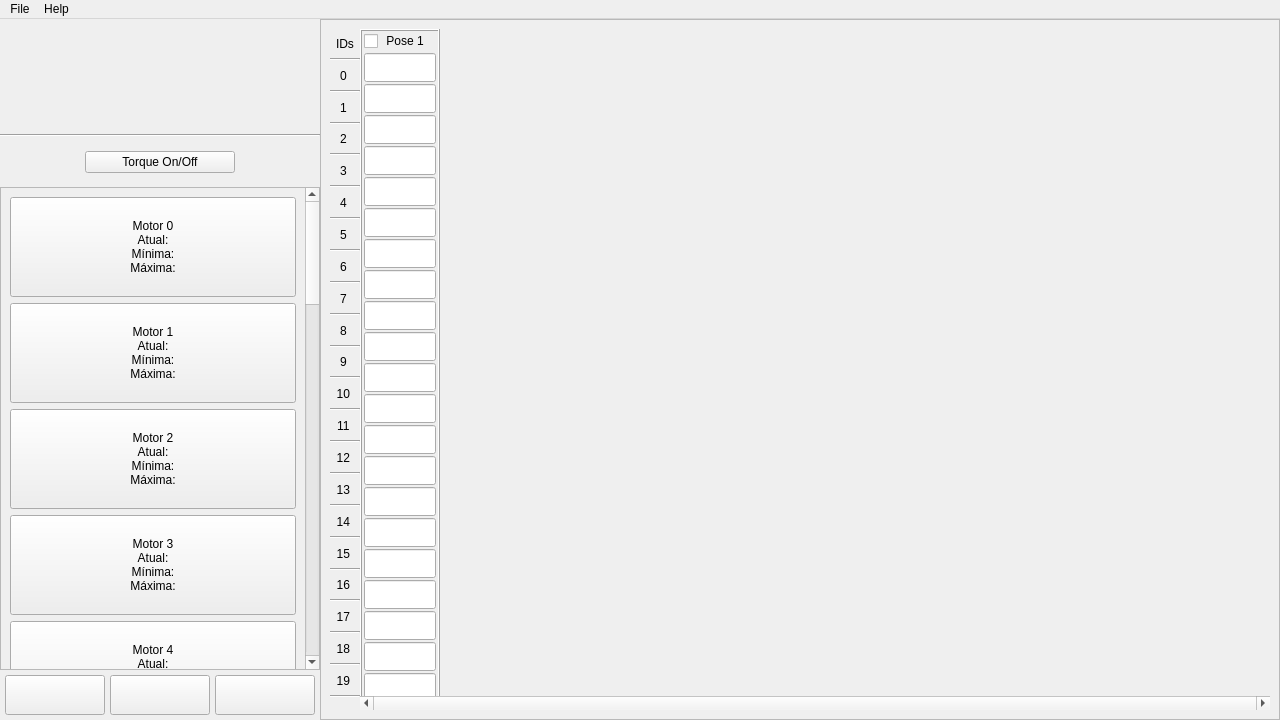
edromufu/edromufu, file src/movement_bioloid/movement_pages/ui/pages.ui: the form before one commit.
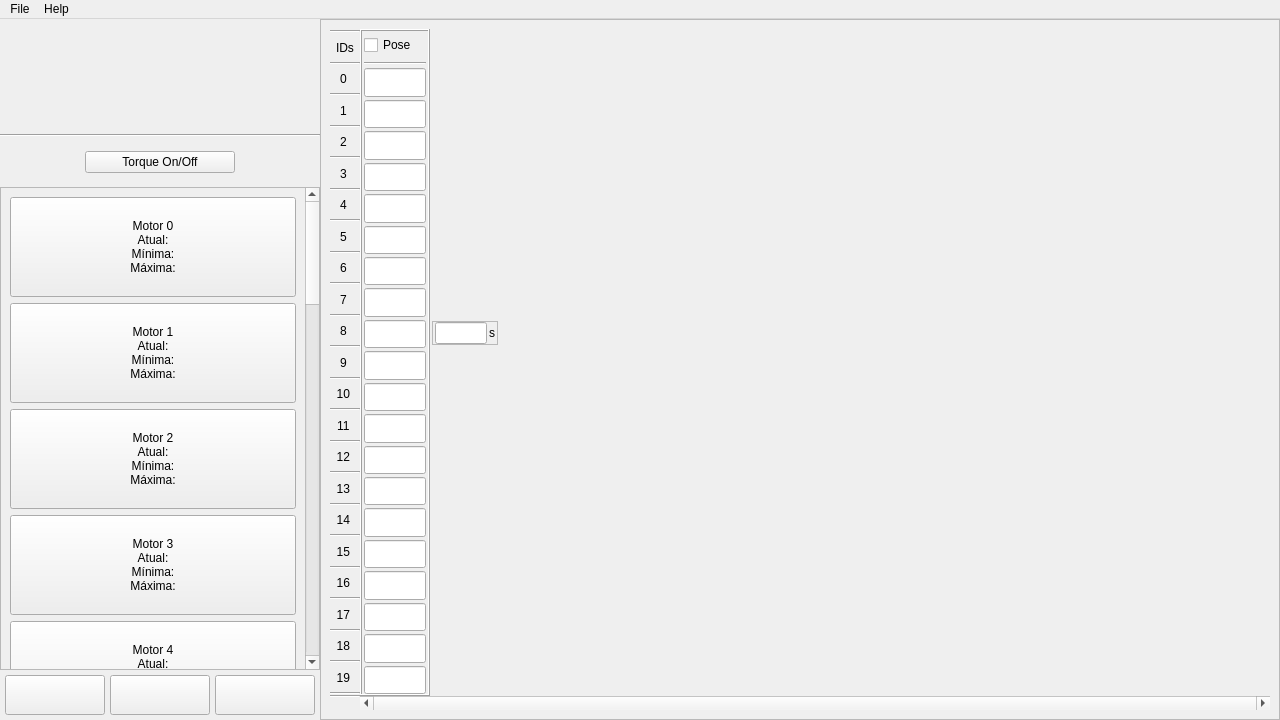
The form after the commit. Icons and pictures are not drawn.

```diff
--- a/src/movement_bioloid/movement_pages/ui/pages.ui
+++ b/src/movement_bioloid/movement_pages/ui/pages.ui
@@ -10,6 +10,18 @@
     <height>720</height>
    </rect>
   </property>
+  <property name="minimumSize">
+   <size>
+    <width>1280</width>
+    <height>720</height>
+   </size>
+  </property>
+  <property name="maximumSize">
+   <size>
+    <width>1280</width>
+    <height>720</height>
+   </size>
+  </property>
   <property name="windowTitle">
    <string>MainWindow</string>
   </property>
@@ -916,7 +928,7 @@
               <number>0</number>
              </property>
              <property name="topMargin">
-              <number>0</number>
+              <number>1</number>
              </property>
              <property name="rightMargin">
               <number>0</number>
@@ -924,8 +936,27 @@
              <property name="bottomMargin">
               <number>0</number>
              </property>
+             <item>
+              <widget class="Line" name="line_24">
+               <property name="orientation">
+                <enum>Qt::Horizontal</enum>
+               </property>
+              </widget>
+             </item>
              <item>
               <widget class="QLabel" name="label_2">
+               <property name="minimumSize">
+                <size>
+                 <width>10</width>
+                 <height>10</height>
+                </size>
+               </property>
+               <property name="maximumSize">
+                <size>
+                 <width>50</width>
+                 <height>50</height>
+                </size>
+               </property>
                <property name="text">
                 <string>IDs</string>
                </property>
@@ -943,6 +974,18 @@
              </item>
              <item>
               <widget class="QLabel" name="label_3">
+               <property name="minimumSize">
+                <size>
+                 <width>10</width>
+                 <height>10</height>
+                </size>
+               </property>
+               <property name="maximumSize">
+                <size>
+                 <width>50</width>
+                 <height>50</height>
+                </size>
+               </property>
                <property name="text">
                 <string>0 </string>
                </property>
@@ -960,6 +1003,18 @@
              </item>
              <item>
               <widget class="QLabel" name="label_5">
+               <property name="minimumSize">
+                <size>
+                 <width>10</width>
+                 <height>10</height>
+                </size>
+               </property>
+               <property name="maximumSize">
+                <size>
+                 <width>50</width>
+                 <height>50</height>
+                </size>
+               </property>
                <property name="text">
                 <string>1 </string>
                </property>
@@ -977,6 +1032,18 @@
              </item>
              <item>
               <widget class="QLabel" name="label_4">
+               <property name="minimumSize">
+                <size>
+                 <width>10</width>
+                 <height>10</height>
+                </size>
+               </property>
+               <property name="maximumSize">
+                <size>
+                 <width>50</width>
+                 <height>50</height>
+                </size>
+               </property>
                <property name="text">
                 <string>2 </string>
                </property>
@@ -994,6 +1061,18 @@
              </item>
              <item>
               <widget class="QLabel" name="label_83">
+               <property name="minimumSize">
+                <size>
+                 <width>10</width>
+                 <height>10</height>
+                </size>
+               </property>
+               <property name="maximumSize">
+                <size>
+                 <width>50</width>
+                 <height>50</height>
+                </size>
+               </property>
                <property name="text">
                 <string>3 </string>
                </property>
@@ -1011,6 +1090,18 @@
              </item>
              <item>
               <widget class="QLabel" name="label_82">
+               <property name="minimumSize">
+                <size>
+                 <width>10</width>
+                 <height>10</height>
+                </size>
+               </property>
+               <property name="maximumSize">
+                <size>
+                 <width>50</width>
+                 <height>50</height>
+                </size>
+               </property>
                <property name="text">
                 <string>4 </string>
                </property>
@@ -1028,6 +1119,18 @@
              </item>
              <item>
               <widget class="QLabel" name="label_85">
+               <property name="minimumSize">
+                <size>
+                 <width>10</width>
+                 <height>10</height>
+                </size>
+               </property>
+               <property name="maximumSize">
+                <size>
+                 <width>50</width>
+                 <height>50</height>
+                </size>
+               </property>
                <property name="text">
                 <string>5 </string>
                </property>
@@ -1045,6 +1148,18 @@
              </item>
              <item>
               <widget class="QLabel" name="label_84">
+               <property name="minimumSize">
+                <size>
+                 <width>10</width>
+                 <height>10</height>
+                </size>
+               </property>
+               <property name="maximumSize">
+                <size>
+                 <width>50</width>
+                 <height>50</height>
+                </size>
+               </property>
                <property name="text">
                 <string>6 </string>
                </property>
@@ -1062,6 +1177,18 @@
              </item>
              <item>
               <widget class="QLabel" name="label_98">
+               <property name="minimumSize">
+                <size>
+                 <width>10</width>
+                 <height>10</height>
+                </size>
+               </property>
+               <property name="maximumSize">
+                <size>
+                 <width>50</width>
+                 <height>50</height>
+                </size>
+               </property>
                <property name="text">
                 <string>7 </string>
                </property>
@@ -1079,6 +1206,18 @@
              </item>
              <item>
               <widget class="QLabel" name="label_89">
+               <property name="minimumSize">
+                <size>
+                 <width>10</width>
+                 <height>10</height>
+                </size>
+               </property>
+               <property name="maximumSize">
+                <size>
+                 <width>50</width>
+                 <height>50</height>
+                </size>
+               </property>
                <property name="text">
                 <string>8 </string>
                </property>
@@ -1096,6 +1235,18 @@
              </item>
              <item>
               <widget class="QLabel" name="label_86">
+               <property name="minimumSize">
+                <size>
+                 <width>10</width>
+                 <height>10</height>
+                </size>
+               </property>
+               <property name="maximumSize">
+                <size>
+                 <width>50</width>
+                 <height>50</height>
+                </size>
+               </property>
                <property name="text">
                 <string>9 </string>
                </property>
@@ -1113,6 +1264,18 @@
              </item>
              <item>
               <widget class="QLabel" name="label_91">
+               <property name="minimumSize">
+                <size>
+                 <width>10</width>
+                 <height>10</height>
+                </size>
+               </property>
+               <property name="maximumSize">
+                <size>
+                 <width>50</width>
+                 <height>50</height>
+                </size>
+               </property>
                <property name="text">
                 <string>10 </string>
                </property>
@@ -1147,6 +1310,18 @@
              </item>
              <item>
               <widget class="QLabel" name="label_97">
+               <property name="minimumSize">
+                <size>
+                 <width>10</width>
+                 <height>10</height>
+                </size>
+               </property>
+               <property name="maximumSize">
+                <size>
+                 <width>50</width>
+                 <height>50</height>
+                </size>
+               </property>
                <property name="text">
                 <string>12 </string>
                </property>
@@ -1164,6 +1339,18 @@
              </item>
              <item>
               <widget class="QLabel" name="label_96">
+               <property name="minimumSize">
+                <size>
+                 <width>10</width>
+                 <height>10</height>
+                </size>
+               </property>
+               <property name="maximumSize">
+                <size>
+                 <width>50</width>
+                 <height>50</height>
+                </size>
+               </property>
                <property name="text">
                 <string>13 </string>
                </property>
@@ -1181,6 +1368,18 @@
              </item>
              <item>
               <widget class="QLabel" name="label_88">
+               <property name="minimumSize">
+                <size>
+                 <width>10</width>
+                 <height>10</height>
+                </size>
+               </property>
+               <property name="maximumSize">
+                <size>
+                 <width>50</width>
+                 <height>50</height>
+                </size>
+               </property>
                <property name="text">
                 <string>14 </string>
                </property>
@@ -1198,6 +1397,18 @@
              </item>
              <item>
               <widget class="QLabel" name="label_92">
+               <property name="minimumSize">
+                <size>
+                 <width>10</width>
+                 <height>10</height>
+                </size>
+               </property>
+               <property name="maximumSize">
+                <size>
+                 <width>50</width>
+                 <height>50</height>
+                </size>
+               </property>
                <property name="text">
                 <string>15 </string>
                </property>
@@ -1215,6 +1426,18 @@
              </item>
              <item>
               <widget class="QLabel" name="label_90">
+               <property name="minimumSize">
+                <size>
+                 <width>10</width>
+                 <height>10</height>
+                </size>
+               </property>
+               <property name="maximumSize">
+                <size>
+                 <width>50</width>
+                 <height>50</height>
+                </size>
+               </property>
                <property name="text">
                 <string>16 </string>
                </property>
@@ -1232,6 +1455,18 @@
              </item>
              <item>
               <widget class="QLabel" name="label_94">
+               <property name="minimumSize">
+                <size>
+                 <width>10</width>
+                 <height>10</height>
+                </size>
+               </property>
+               <property name="maximumSize">
+                <size>
+                 <width>50</width>
+                 <height>50</height>
+                </size>
+               </property>
                <property name="text">
                 <string>17 </string>
                </property>
@@ -1249,6 +1484,18 @@
              </item>
              <item>
               <widget class="QLabel" name="label_95">
+               <property name="minimumSize">
+                <size>
+                 <width>10</width>
+                 <height>10</height>
+                </size>
+               </property>
+               <property name="maximumSize">
+                <size>
+                 <width>50</width>
+                 <height>50</height>
+                </size>
+               </property>
                <property name="text">
                 <string>18 </string>
                </property>
@@ -1266,6 +1513,18 @@
              </item>
              <item>
               <widget class="QLabel" name="label_93">
+               <property name="minimumSize">
+                <size>
+                 <width>10</width>
+                 <height>10</height>
+                </size>
+               </property>
+               <property name="maximumSize">
+                <size>
+                 <width>50</width>
+                 <height>50</height>
+                </size>
+               </property>
                <property name="text">
                 <string>19 </string>
                </property>
@@ -1274,6 +1533,13 @@
                </property>
               </widget>
              </item>
+             <item>
+              <widget class="Line" name="line_23">
+               <property name="orientation">
+                <enum>Qt::Horizontal</enum>
+               </property>
+              </widget>
+             </item>
              <item>
               <widget class="Line" name="line_22">
                <property name="orientation">
@@ -1320,7 +1586,7 @@
                <x>0</x>
                <y>0</y>
                <width>910</width>
-               <height>675</height>
+               <height>662</height>
               </rect>
              </property>
              <layout class="QHBoxLayout" name="horizontalLayout_8">
@@ -1343,14 +1609,14 @@
                <widget class="QFrame" name="pose1">
                 <property name="minimumSize">
                  <size>
-                  <width>80</width>
+                  <width>70</width>
                   <height>0</height>
                  </size>
                 </property>
                 <property name="maximumSize">
                  <size>
-                  <width>80</width>
-                  <height>16777215</height>
+                  <width>70</width>
+                  <height>1000</height>
                  </size>
                 </property>
                 <property name="frameShape">
@@ -1361,7 +1627,7 @@
                 </property>
                 <layout class="QVBoxLayout" name="verticalLayout_5">
                  <property name="spacing">
-                  <number>2</number>
+                  <number>3</number>
                  </property>
                  <property name="leftMargin">
                   <number>2</number>
@@ -1376,135 +1642,43 @@
                   <number>0</number>
                  </property>
                  <item>
-                  <widget class="QFrame" name="frame_2">
+                  <widget class="QCheckBox" name="checkBox">
                    <property name="minimumSize">
                     <size>
-                     <width>0</width>
-                     <height>20</height>
+                     <width>10</width>
+                     <height>10</height>
                     </size>
                    </property>
                    <property name="maximumSize">
                     <size>
-                     <width>16777215</width>
-                     <height>20</height>
+                     <width>50</width>
+                     <height>50</height>
                     </size>
                    </property>
-                   <property name="frameShape">
-                    <enum>QFrame::NoFrame</enum>
+                   <property name="text">
+                    <string>Pose 1</string>
                    </property>
-                   <property name="frameShadow">
-                    <enum>QFrame::Raised</enum>
+                  </widget>
+                 </item>
+                 <item>
+                  <widget class="Line" name="line_25">
+                   <property name="orientation">
+                    <enum>Qt::Horizontal</enum>
                    </property>
-                   <layout class="QHBoxLayout" name="horizontalLayout_9">
-                    <property name="spacing">
-                     <number>3</number>
-                    </property>
-                    <property name="leftMargin">
-                     <number>0</number>
-                    </property>
-                    <property name="topMargin">
-                     <number>0</number>
-                    </property>
-                    <property name="rightMargin">
-                     <number>0</number>
-                    </property>
-                    <property name="bottomMargin">
-                     <number>0</number>
-                    </property>
-                    <item>
-                     <widget class="QCheckBox" name="pose1checkbox">
-                      <property name="minimumSize">
-                       <size>
-                        <width>80</width>
-                        <height>0</height>
-                       </size>
-                      </property>
-                      <property name="maximumSize">
-                       <size>
-                        <width>80</width>
-                        <height>16777215</height>
-                       </size>
-                      </property>
-                      <property name="text">
-                       <string> Pose 1</string>
-                      </property>
-                      <property name="iconSize">
-                       <size>
-                        <width>15</width>
-                        <height>15</height>
-                       </size>
-                      </property>
-                      <property name="checked">
-                       <bool>false</bool>
-                      </property>
-                     </widget>
-                    </item>
-                    <item>
-                     <spacer name="horizontalSpacer_2">
-                      <property name="orientation">
-                       <enum>Qt::Horizontal</enum>
-                      </property>
-                      <property name="sizeHint" stdset="0">
-                       <size>
-                        <width>106</width>
-                        <height>17</height>
-                       </size>
-                      </property>
-                     </spacer>
-                    </item>
-                   </layout>
                   </widget>
                  </item>
                  <item>
                   <widget class="QLineEdit" name="lineEdit_20">
                    <property name="minimumSize">
                     <size>
-                     <width>0</width>
-                     <height>29</height>
+                     <width>10</width>
+                     <height>10</height>
                     </size>
                    </property>
                    <property name="maximumSize">
                     <size>
-                     <width>16777215</width>
-                     <height>29</height>
-                    </size>
-                   </property>
-                   <property name="text">
-                    <string/>
-                   </property>
-                  </widget>
-                 </item>
-                 <item>
-                  <widget class="QLineEdit" name="lineEdit_21">
-                   <property name="minimumSize">
-                    <size>
-                     <width>0</width>
-                     <height>29</height>
-                    </size>
-                   </property>
-                   <property name="maximumSize">
-                    <size>
-                     <width>16777215</width>
-                     <height>29</height>
-                    </size>
-                   </property>
-                   <property name="text">
-                    <string/>
-                   </property>
-                  </widget>
-                 </item>
-                 <item>
-                  <widget class="QLineEdit" name="lineEdit">
-                   <property name="minimumSize">
-                    <size>
-                     <width>0</width>
-                     <height>29</height>
-                    </size>
-                   </property>
-                   <property name="maximumSize">
-                    <size>
-                     <width>16777215</width>
-                     <height>29</height>
+                     <width>500</width>
+                     <height>50</height>
                     </size>
                    </property>
                   </widget>
@@ -1513,14 +1687,14 @@
                   <widget class="QLineEdit" name="lineEdit_19">
                    <property name="minimumSize">
                     <size>
-                     <width>0</width>
-                     <height>29</height>
+                     <width>10</width>
+                     <height>10</height>
                     </size>
                    </property>
                    <property name="maximumSize">
                     <size>
-                     <width>16777215</width>
-                     <height>29</height>
+                     <width>500</width>
+                     <height>50</height>
                     </size>
                    </property>
                   </widget>
@@ -1529,46 +1703,14 @@
                   <widget class="QLineEdit" name="lineEdit_18">
                    <property name="minimumSize">
                     <size>
-                     <width>0</width>
-                     <height>29</height>
+                     <width>10</width>
+                     <height>10</height>
                     </size>
                    </property>
                    <property name="maximumSize">
                     <size>
-                     <width>16777215</width>
-                     <height>29</height>
-                    </size>
-                   </property>
-                  </widget>
-                 </item>
-                 <item>
-                  <widget class="QLineEdit" name="lineEdit_2">
-                   <property name="minimumSize">
-                    <size>
-                     <width>0</width>
-                     <height>29</height>
-                    </size>
-                   </property>
-                   <property name="maximumSize">
-                    <size>
-                     <width>16777215</width>
-                     <height>29</height>
-                    </size>
-                   </property>
-                  </widget>
-                 </item>
-                 <item>
-                  <widget class="QLineEdit" name="lineEdit_3">
-                   <property name="minimumSize">
-                    <size>
-                     <width>0</width>
-                     <height>29</height>
-                    </size>
-                   </property>
-                   <property name="maximumSize">
-                    <size>
-                     <width>16777215</width>
-                     <height>29</height>
+                     <width>500</width>
+                     <height>50</height>
                     </size>
                    </property>
                   </widget>
@@ -1577,46 +1719,14 @@
                   <widget class="QLineEdit" name="lineEdit_17">
                    <property name="minimumSize">
                     <size>
-                     <width>0</width>
-                     <height>29</height>
+                     <width>10</width>
+                     <height>10</height>
                     </size>
                    </property>
                    <property name="maximumSize">
                     <size>
-                     <width>16777215</width>
-                     <height>29</height>
-                    </size>
-                   </property>
-                  </widget>
-                 </item>
-                 <item>
-                  <widget class="QLineEdit" name="lineEdit_9">
-                   <property name="minimumSize">
-                    <size>
-                     <width>0</width>
-                     <height>29</height>
-                    </size>
-                   </property>
-                   <property name="maximumSize">
-                    <size>
-                     <width>16777215</width>
-                     <height>29</height>
-                    </size>
-                   </property>
-                  </widget>
-                 </item>
-                 <item>
-                  <widget class="QLineEdit" name="lineEdit_5">
-                   <property name="minimumSize">
-                    <size>
-                     <width>0</width>
-                     <height>29</height>
-                    </size>
-                   </property>
-                   <property name="maximumSize">
-                    <size>
-                     <width>16777215</width>
-                     <height>29</height>
+                     <width>500</width>
+                     <height>50</height>
                     </size>
                    </property>
                   </widget>
@@ -1625,46 +1735,14 @@
                   <widget class="QLineEdit" name="lineEdit_16">
                    <property name="minimumSize">
                     <size>
-                     <width>0</width>
-                     <height>29</height>
+                     <width>10</width>
+                     <height>10</height>
                     </size>
                    </property>
                    <property name="maximumSize">
                     <size>
-                     <width>16777215</width>
-                     <height>29</height>
-                    </size>
-                   </property>
-                  </widget>
-                 </item>
-                 <item>
-                  <widget class="QLineEdit" name="lineEdit_4">
-                   <property name="minimumSize">
-                    <size>
-                     <width>0</width>
-                     <height>29</height>
-                    </size>
-                   </property>
-                   <property name="maximumSize">
-                    <size>
-                     <width>16777215</width>
-                     <height>29</height>
-                    </size>
-                   </property>
-                  </widget>
-                 </item>
-                 <item>
-                  <widget class="QLineEdit" name="lineEdit_7">
-                   <property name="minimumSize">
-                    <size>
-                     <width>0</width>
-                     <height>29</height>
-                    </size>
-                   </property>
-                   <property name="maximumSize">
-                    <size>
-                     <width>16777215</width>
-                     <height>29</height>
+                     <width>500</width>
+                     <height>50</height>
                     </size>
                    </property>
                   </widget>
@@ -1673,14 +1751,30 @@
                   <widget class="QLineEdit" name="lineEdit_15">
                    <property name="minimumSize">
                     <size>
-                     <width>0</width>
-                     <height>29</height>
+                     <width>10</width>
+                     <height>10</height>
                     </size>
                    </property>
                    <property name="maximumSize">
                     <size>
-                     <width>16777215</width>
-                     <height>29</height>
+                     <width>500</width>
+                     <height>50</height>
+                    </size>
+                   </property>
+                  </widget>
+                 </item>
+                 <item>
+                  <widget class="QLineEdit" name="lineEdit_14">
+                   <property name="minimumSize">
+                    <size>
+                     <width>10</width>
+                     <height>10</height>
+                    </size>
+                   </property>
+                   <property name="maximumSize">
+                    <size>
+                     <width>500</width>
+                     <height>50</height>
                     </size>
                    </property>
                   </widget>
@@ -1689,46 +1783,30 @@
                   <widget class="QLineEdit" name="lineEdit_13">
                    <property name="minimumSize">
                     <size>
-                     <width>0</width>
-                     <height>29</height>
+                     <width>10</width>
+                     <height>10</height>
                     </size>
                    </property>
                    <property name="maximumSize">
                     <size>
-                     <width>16777215</width>
-                     <height>29</height>
+                     <width>500</width>
+                     <height>50</height>
                     </size>
                    </property>
                   </widget>
                  </item>
                  <item>
-                  <widget class="QLineEdit" name="lineEdit_6">
+                  <widget class="QLineEdit" name="lineEdit_12">
                    <property name="minimumSize">
                     <size>
-                     <width>0</width>
-                     <height>29</height>
+                     <width>10</width>
+                     <height>10</height>
                     </size>
                    </property>
                    <property name="maximumSize">
                     <size>
-                     <width>16777215</width>
-                     <height>29</height>
-                    </size>
-                   </property>
-                  </widget>
-                 </item>
-                 <item>
-                  <widget class="QLineEdit" name="lineEdit_8">
-                   <property name="minimumSize">
-                    <size>
-                     <width>0</width>
-                     <height>29</height>
-                    </size>
-                   </property>
-                   <property name="maximumSize">
-                    <size>
-                     <width>16777215</width>
-                     <height>29</height>
+                     <width>500</width>
+                     <height>50</height>
                     </size>
                    </property>
                   </widget>
@@ -1737,14 +1815,14 @@
                   <widget class="QLineEdit" name="lineEdit_11">
                    <property name="minimumSize">
                     <size>
-                     <width>0</width>
-                     <height>29</height>
+                     <width>10</width>
+                     <height>10</height>
                     </size>
                    </property>
                    <property name="maximumSize">
                     <size>
-                     <width>16777215</width>
-                     <height>29</height>
+                     <width>500</width>
+                     <height>50</height>
                     </size>
                    </property>
                   </widget>
@@ -1753,49 +1831,301 @@
                   <widget class="QLineEdit" name="lineEdit_10">
                    <property name="minimumSize">
                     <size>
-                     <width>0</width>
-                     <height>29</height>
+                     <width>10</width>
+                     <height>10</height>
                     </size>
                    </property>
                    <property name="maximumSize">
                     <size>
-                     <width>16777215</width>
-                     <height>29</height>
+                     <width>500</width>
+                     <height>50</height>
                     </size>
                    </property>
                   </widget>
                  </item>
                  <item>
-                  <widget class="QLineEdit" name="lineEdit_14">
+                  <widget class="QLineEdit" name="lineEdit_9">
                    <property name="minimumSize">
                     <size>
-                     <width>0</width>
-                     <height>29</height>
+                     <width>10</width>
+                     <height>10</height>
                     </size>
                    </property>
                    <property name="maximumSize">
                     <size>
-                     <width>16777215</width>
-                     <height>29</height>
+                     <width>500</width>
+                     <height>50</height>
                     </size>
                    </property>
                   </widget>
                  </item>
                  <item>
-                  <widget class="QLineEdit" name="lineEdit_12">
+                  <widget class="QLineEdit" name="lineEdit_8">
                    <property name="minimumSize">
                     <size>
-                     <width>0</width>
-                     <height>29</height>
+                     <width>10</width>
+                     <height>10</height>
                     </size>
                    </property>
                    <property name="maximumSize">
                     <size>
-                     <width>16777215</width>
-                     <height>29</height>
+                     <width>500</width>
+                     <height>50</height>
                     </size>
                    </property>
                   </widget>
+                 </item>
+                 <item>
+                  <widget class="QLineEdit" name="lineEdit_7">
+                   <property name="minimumSize">
+                    <size>
+                     <width>10</width>
+                     <height>10</height>
+                    </size>
+                   </property>
+                   <property name="maximumSize">
+                    <size>
+                     <width>500</width>
+                     <height>50</height>
+                    </size>
+                   </property>
+                  </widget>
+                 </item>
+                 <item>
+                  <widget class="QLineEdit" name="lineEdit_6">
+                   <property name="minimumSize">
+                    <size>
+                     <width>10</width>
+                     <height>10</height>
+                    </size>
+                   </property>
+                   <property name="maximumSize">
+                    <size>
+                     <width>500</width>
+                     <height>50</height>
+                    </size>
+                   </property>
+                  </widget>
+                 </item>
+                 <item>
+                  <widget class="QLineEdit" name="lineEdit_5">
+                   <property name="minimumSize">
+                    <size>
+                     <width>10</width>
+                     <height>10</height>
+                    </size>
+                   </property>
+                   <property name="maximumSize">
+                    <size>
+                     <width>500</width>
+                     <height>50</height>
+                    </size>
+                   </property>
+                  </widget>
+                 </item>
+                 <item>
+                  <widget class="QLineEdit" name="lineEdit_4">
+                   <property name="minimumSize">
+                    <size>
+                     <width>10</width>
+                     <height>10</height>
+                    </size>
+                   </property>
+                   <property name="maximumSize">
+                    <size>
+                     <width>500</width>
+                     <height>50</height>
+                    </size>
+                   </property>
+                  </widget>
+                 </item>
+                 <item>
+                  <widget class="QLineEdit" name="lineEdit_3">
+                   <property name="minimumSize">
+                    <size>
+                     <width>10</width>
+                     <height>10</height>
+                    </size>
+                   </property>
+                   <property name="maximumSize">
+                    <size>
+                     <width>500</width>
+                     <height>50</height>
+                    </size>
+                   </property>
+                  </widget>
+                 </item>
+                 <item>
+                  <widget class="QLineEdit" name="lineEdit_2">
+                   <property name="minimumSize">
+                    <size>
+                     <width>10</width>
+                     <height>10</height>
+                    </size>
+                   </property>
+                   <property name="maximumSize">
+                    <size>
+                     <width>500</width>
+                     <height>50</height>
+                    </size>
+                   </property>
+                  </widget>
+                 </item>
+                 <item>
+                  <widget class="QLineEdit" name="lineEdit">
+                   <property name="minimumSize">
+                    <size>
+                     <width>10</width>
+                     <height>10</height>
+                    </size>
+                   </property>
+                   <property name="maximumSize">
+                    <size>
+                     <width>500</width>
+                     <height>50</height>
+                    </size>
+                   </property>
+                  </widget>
+                 </item>
+                </layout>
+               </widget>
+              </item>
+              <item>
+               <widget class="QFrame" name="Time1">
+                <property name="minimumSize">
+                 <size>
+                  <width>70</width>
+                  <height>0</height>
+                 </size>
+                </property>
+                <property name="maximumSize">
+                 <size>
+                  <width>70</width>
+                  <height>16777215</height>
+                 </size>
+                </property>
+                <property name="frameShape">
+                 <enum>QFrame::NoFrame</enum>
+                </property>
+                <property name="frameShadow">
+                 <enum>QFrame::Plain</enum>
+                </property>
+                <layout class="QVBoxLayout" name="verticalLayout_6">
+                 <property name="spacing">
+                  <number>0</number>
+                 </property>
+                 <property name="leftMargin">
+                  <number>2</number>
+                 </property>
+                 <property name="topMargin">
+                  <number>0</number>
+                 </property>
+                 <property name="rightMargin">
+                  <number>2</number>
+                 </property>
+                 <property name="bottomMargin">
+                  <number>0</number>
+                 </property>
+                 <item>
+                  <spacer name="verticalSpacer_2">
+                   <property name="orientation">
+                    <enum>Qt::Vertical</enum>
+                   </property>
+                   <property name="sizeHint" stdset="0">
+                    <size>
+                     <width>20</width>
+                     <height>40</height>
+                    </size>
+                   </property>
+                  </spacer>
+                 </item>
+                 <item>
+                  <widget class="QFrame" name="frame">
+                   <property name="frameShape">
+                    <enum>QFrame::StyledPanel</enum>
+                   </property>
+                   <property name="frameShadow">
+                    <enum>QFrame::Raised</enum>
+                   </property>
+                   <layout class="QHBoxLayout" name="horizontalLayout_9">
+                    <property name="spacing">
+                     <number>2</number>
+                    </property>
+                    <property name="leftMargin">
+                     <number>2</number>
+                    </property>
+                    <property name="topMargin">
+                     <number>0</number>
+                    </property>
+                    <property name="rightMargin">
+                     <number>2</number>
+                    </property>
+                    <property name="bottomMargin">
+                     <number>0</number>
+                    </property>
+                    <item>
+                     <widget class="QLineEdit" name="lineEdit_21">
+                      <property name="alignment">
+                       <set>Qt::AlignCenter</set>
+                      </property>
+                     </widget>
+                    </item>
+                    <item>
+                     <widget class="QLabel" name="label_7">
+                      <property name="text">
+                       <string>s</string>
+                      </property>
+                     </widget>
+                    </item>
+                   </layout>
+                  </widget>
+                 </item>
+                 <item>
+                  <widget class="QLabel" name="label_6">
+                   <property name="minimumSize">
+                    <size>
+                     <width>66</width>
+                     <height>60</height>
+                    </size>
+                   </property>
+                   <property name="maximumSize">
+                    <size>
+                     <width>66</width>
+                     <height>60</height>
+                    </size>
+                   </property>
+                   <property name="autoFillBackground">
+                    <bool>false</bool>
+                   </property>
+                   <property name="styleSheet">
+                    <string notr="true">background-image: url(:/Seta/setaTempo.png);</string>
+                   </property>
+                   <property name="lineWidth">
+                    <number>-2</number>
+                   </property>
+                   <property name="text">
+                    <string/>
+                   </property>
+                   <property name="pixmap">
+                    <pixmap resource="edrom_logo.qrc">:/Seta/setaTempo.png</pixmap>
+                   </property>
+                   <property name="scaledContents">
+                    <bool>true</bool>
+                   </property>
+                  </widget>
+                 </item>
+                 <item>
+                  <spacer name="verticalSpacer_3">
+                   <property name="orientation">
+                    <enum>Qt::Vertical</enum>
+                   </property>
+                   <property name="sizeHint" stdset="0">
+                    <size>
+                     <width>20</width>
+                     <height>40</height>
+                    </size>
+                   </property>
+                  </spacer>
                  </item>
                 </layout>
                </widget>
```
Left out of the diff: 97 changed lines with no effect on the pictures.
